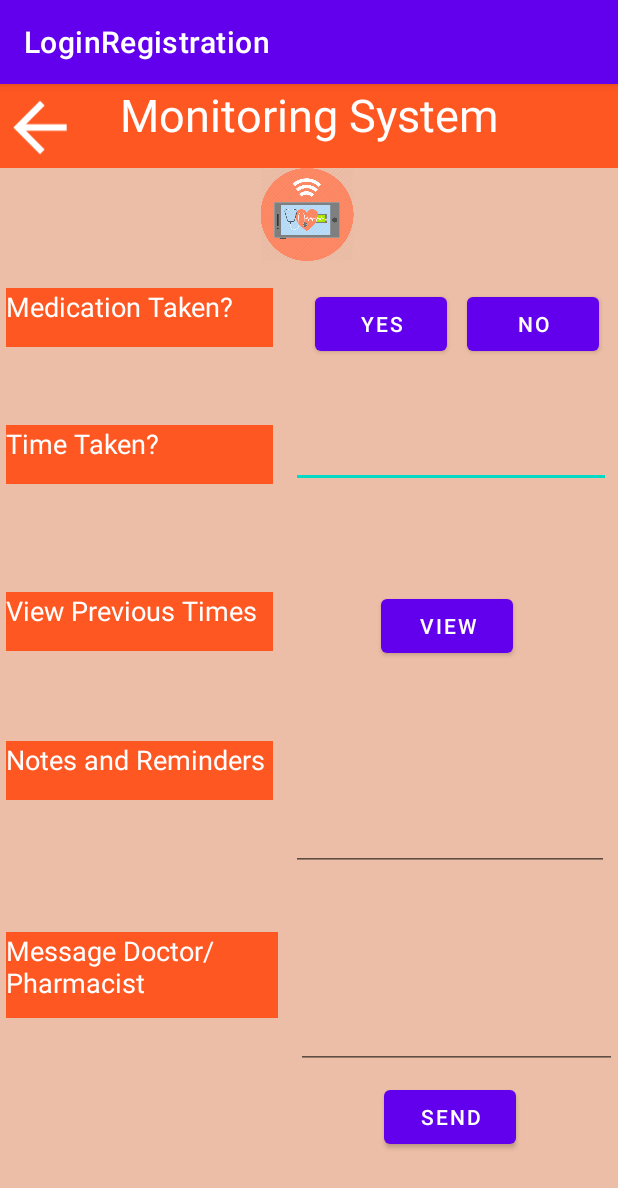
After one commit to devasriwarrier/PHMS, an Android app: the MonitoringSystemActivity screen opened directly, with no data from a screen before it, on a phone screen of 412 x 824 dp. The commit adds this screen. Shown: the top 1188 px of the screen. Run offline under Robolectric (Android 15) with nearby library versions, the phone set to English and light mode, and no system bars.

Commit message:
updated UI and monitoringsystem

```diff
--- a/app/src/main/AndroidManifest.xml
+++ b/app/src/main/AndroidManifest.xml
@@ -9,7 +9,8 @@
         android:roundIcon="@mipmap/ic_launcher_round"
         android:supportsRtl="true"
         android:theme="@style/Theme.LoginRegistration">
-        <activity android:name=".SettingsActivity"></activity>
+        <activity android:name=".MonitoringSystemActivity"></activity>
+        <activity android:name=".SettingsActivity" />
         <activity android:name=".PersonalInfoActivity" />
         <activity
             android:name=".ViewMedicationActivity"
--- /dev/null
+++ b/app/src/main/java/com/example/loginregistration/MonitoringSystemActivity.java
@@ -0,0 +1,35 @@
+package com.example.loginregistration;
+
+import androidx.appcompat.app.AppCompatActivity;
+
+import android.content.Intent;
+import android.os.Bundle;
+import android.widget.Button;
+import android.widget.EditText;
+import android.widget.ImageView;
+
+public class MonitoringSystemActivity extends AppCompatActivity {
+    Button mImageViewBackMonitoringSystem;
+    Button mButtonMedYes;
+    Button mButtonMedNo;
+    EditText mEditTextTimeTaken;
+    Button mButtonMedView;
+    EditText mEditTextnotes;
+    EditText mEditTextmessage;
+    Button mButtonMedSend;
+
+
+    @Override
+    protected void onCreate(Bundle savedInstanceState) {
+        super.onCreate(savedInstanceState);
+        setContentView(R.layout.activity_monitoring_system);
+
+        ImageView mImageViewBackMonitoringSystem = (ImageView) findViewById(R.id.mImageViewBackMonitoringSystem);
+        mImageViewBackMonitoringSystem.setOnClickListener(view -> {
+            Intent MonViewToHome = new Intent( MonitoringSystemActivity.this, HomeActivity.class);
+            //startActivity(MedViewToHome);
+        });
+
+
+    }
+}
--- a/app/src/main/res/layout/activity_home.xml
+++ b/app/src/main/res/layout/activity_home.xml
@@ -17,7 +17,7 @@
             android:id="@+id/imageView2"
             android:layout_width="match_parent"
             android:layout_height="wrap_content"
-            android:background="#EC3C3C"
+            android:background="#FF5722"
             android:contentDescription="@string/logo"
             app:srcCompat="@drawable/m_health_512" />
 
--- /dev/null
+++ b/app/src/main/res/layout/activity_monitoring_system.xml
@@ -0,0 +1,213 @@
+<?xml version="1.0" encoding="utf-8"?>
+<androidx.constraintlayout.widget.ConstraintLayout xmlns:android="http://schemas.android.com/apk/res/android"
+    xmlns:app="http://schemas.android.com/apk/res-auto"
+    xmlns:tools="http://schemas.android.com/tools"
+    android:layout_width="match_parent"
+    android:layout_height="match_parent"
+    android:background="#EDBEA7"
+    tools:context=".MonitoringSystemActivity">
+
+    <androidx.appcompat.widget.Toolbar
+        android:id="@+id/Monitor_label"
+        android:layout_width="match_parent"
+        android:layout_height="wrap_content"
+        android:layout_marginBottom="4dp"
+        android:background="#FF5722"
+        android:minHeight="?attr/actionBarSize"
+        android:theme="?attr/actionBarTheme"
+        app:layout_constraintBottom_toTopOf="@+id/textViewmedicationTaken"
+        app:layout_constraintTop_toTopOf="parent"
+        app:layout_constraintVertical_bias="0.0"
+        tools:layout_editor_absoluteX="1dp" />
+
+    <ImageView
+        android:id="@+id/mImageViewBackMonitoringSystem"
+        android:layout_width="53dp"
+        android:layout_height="58dp"
+        android:layout_marginEnd="358dp"
+        android:layout_marginRight="358dp"
+        android:layout_marginBottom="42dp"
+        android:contentDescription="@string/backbutton"
+        app:layout_constraintBottom_toTopOf="@+id/tableLayout"
+        app:layout_constraintEnd_toEndOf="@+id/toolbar"
+        app:layout_constraintStart_toStartOf="parent"
+        app:layout_constraintTop_toTopOf="parent"
+        app:layout_constraintVertical_bias="0.0"
+        app:srcCompat="@drawable/abc_vector_test" />
+
+    <TextView
+        android:id="@+id/textViewmedicationTaken"
+        android:layout_width="178dp"
+        android:layout_height="39dp"
+        android:layout_marginStart="4dp"
+        android:layout_marginLeft="4dp"
+        android:layout_marginTop="136dp"
+        android:background="#FF5722"
+        android:text="Medication Taken?"
+        android:textColor="#FFFFFF"
+        android:textSize="18sp"
+        app:layout_constraintStart_toStartOf="parent"
+        app:layout_constraintTop_toTopOf="parent" />
+
+    <TextView
+        android:id="@+id/textView6"
+        android:layout_width="181dp"
+        android:layout_height="57dp"
+        android:layout_marginStart="4dp"
+        android:layout_marginLeft="4dp"
+        android:layout_marginTop="88dp"
+        android:background="#FF5722"
+        android:text="Message Doctor/Pharmacist"
+        android:textColor="#FFFFFF"
+        android:textSize="18sp"
+        app:layout_constraintStart_toStartOf="parent"
+        app:layout_constraintTop_toBottomOf="@+id/textView5" />
+
+    <TextView
+        android:id="@+id/textView5"
+        android:layout_width="178dp"
+        android:layout_height="39dp"
+        android:layout_marginStart="4dp"
+        android:layout_marginLeft="4dp"
+        android:layout_marginTop="60dp"
+        android:background="#FF5722"
+        android:text="Notes and Reminders"
+        android:textColor="#FFFFFF"
+        android:textSize="18sp"
+        app:layout_constraintStart_toStartOf="parent"
+        app:layout_constraintTop_toBottomOf="@+id/textViewsendMessage" />
+
+    <TextView
+        android:id="@+id/textViewsendMessage"
+        android:layout_width="178dp"
+        android:layout_height="39dp"
+        android:layout_marginStart="4dp"
+        android:layout_marginLeft="4dp"
+        android:layout_marginTop="72dp"
+        android:background="#FF5722"
+        android:text="View Previous Times"
+        android:textColor="#FFFFFF"
+        android:textSize="18sp"
+        app:layout_constraintStart_toStartOf="parent"
+        app:layout_constraintTop_toBottomOf="@+id/textViewtimeTaken" />
+
+    <Button
+        android:id="@+id/mButtonMedView"
+        android:layout_width="wrap_content"
+        android:layout_height="wrap_content"
+        android:layout_marginStart="72dp"
+        android:layout_marginLeft="72dp"
+        android:layout_marginTop="68dp"
+        android:text="View"
+        app:layout_constraintStart_toEndOf="@+id/textViewsendMessage"
+        app:layout_constraintTop_toBottomOf="@+id/mEditTextTimeTaken" />
+
+    <EditText
+        android:id="@+id/mEditTextTimeTaken"
+        android:layout_width="wrap_content"
+        android:layout_height="wrap_content"
+        android:layout_marginTop="224dp"
+        android:ems="10"
+        android:inputType="time"
+        app:layout_constraintEnd_toEndOf="parent"
+        app:layout_constraintHorizontal_bias="0.736"
+        app:layout_constraintStart_toEndOf="@+id/textViewtimeTaken"
+        app:layout_constraintTop_toTopOf="parent" />
+
+    <TextView
+        android:id="@+id/textViewtimeTaken"
+        android:layout_width="178dp"
+        android:layout_height="39dp"
+        android:layout_marginStart="4dp"
+        android:layout_marginLeft="4dp"
+        android:layout_marginTop="52dp"
+        android:background="#FF5722"
+        android:text="Time Taken?"
+        android:textColor="#FFFFFF"
+        android:textSize="18sp"
+        app:layout_constraintStart_toStartOf="parent"
+        app:layout_constraintTop_toBottomOf="@+id/textViewmedicationTaken" />
+
+    <EditText
+        android:id="@+id/mEditTextmessage"
+        android:layout_width="214dp"
+        android:layout_height="92dp"
+        android:layout_marginStart="12dp"
+        android:layout_marginLeft="12dp"
+        android:layout_marginTop="40dp"
+        android:ems="10"
+        android:gravity="start|top"
+        android:inputType="textMultiLine"
+        app:layout_constraintStart_toEndOf="@+id/textView6"
+        app:layout_constraintTop_toBottomOf="@+id/mEditTextnotes" />
+
+    <EditText
+        android:id="@+id/mEditTextnotes"
+        android:layout_width="212dp"
+        android:layout_height="87dp"
+        android:layout_marginStart="12dp"
+        android:layout_marginLeft="12dp"
+        android:layout_marginTop="52dp"
+        android:ems="10"
+        android:gravity="start|top"
+        android:inputType="textMultiLine"
+        app:layout_constraintStart_toEndOf="@+id/textView5"
+        app:layout_constraintTop_toBottomOf="@+id/mButtonMedView" />
+
+    <Button
+        android:id="@+id/mButtonMedSend"
+        android:layout_width="wrap_content"
+        android:layout_height="wrap_content"
+        android:layout_marginTop="8dp"
+        android:layout_marginEnd="68dp"
+        android:layout_marginRight="68dp"
+        android:text="Send"
+        app:layout_constraintEnd_toEndOf="parent"
+        app:layout_constraintTop_toBottomOf="@+id/mEditTextmessage" />
+
+    <Button
+        android:id="@+id/mButtonMedYes"
+        android:layout_width="wrap_content"
+        android:layout_height="wrap_content"
+        android:layout_marginStart="28dp"
+        android:layout_marginLeft="28dp"
+        android:layout_marginTop="136dp"
+        android:text="Yes"
+        app:layout_constraintStart_toEndOf="@+id/textViewmedicationTaken"
+        app:layout_constraintTop_toTopOf="parent" />
+
+    <Button
+        android:id="@+id/mButtonMedNo"
+        android:layout_width="wrap_content"
+        android:layout_height="wrap_content"
+        android:layout_marginTop="136dp"
+        android:text="No"
+        app:layout_constraintEnd_toEndOf="parent"
+        app:layout_constraintHorizontal_bias="0.515"
+        app:layout_constraintStart_toEndOf="@+id/mButtonMedYes"
+        app:layout_constraintTop_toTopOf="parent" />
+
+    <TextView
+        android:id="@+id/Mon_label"
+        android:layout_width="wrap_content"
+        android:layout_height="wrap_content"
+        android:text="Monitoring System"
+        android:textColor="#FFFFFF"
+        android:textSize="30sp"
+        app:layout_constraintEnd_toEndOf="parent"
+        app:layout_constraintStart_toStartOf="@+id/Monitor_label"
+        tools:layout_editor_absoluteY="7dp" />
+
+    <ImageView
+        android:id="@+id/imageView4"
+        android:layout_width="156dp"
+        android:layout_height="62dp"
+        app:layout_constraintBottom_toBottomOf="parent"
+        app:layout_constraintEnd_toEndOf="parent"
+        app:layout_constraintHorizontal_bias="0.494"
+        app:layout_constraintStart_toStartOf="parent"
+        app:layout_constraintTop_toBottomOf="@+id/Monitor_label"
+        app:layout_constraintVertical_bias="0.0"
+        app:srcCompat="@drawable/m_health_512" />
+
+</androidx.constraintlayout.widget.ConstraintLayout>
```
Also changed, not shown: app/src/main/java/com/example/loginregistration/PersonalInfoActivity.java (+22 -11 lines), app/src/main/res/layout/activity_login.xml (+19 -17 lines), app/src/main/res/layout/activity_medication.xml (+22 -18 lines), app/src/main/res/layout/activity_personal_info.xml (+15 -0 lines), app/src/main/res/layout/activity_register.xml (+18 -16 lines), app/src/main/res/layout/activity_settings.xml (+5 -4 lines), app/src/main/res/layout/activity_view_medication.xml (+6 -4 lines).
